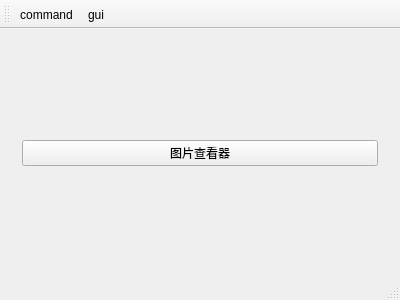
Before: the Qt Designer form little-beaver-tool-collection/mainwindow.ui in likeNESCAFEandJAVA/little-beaver-tool-collection, drawn with Qt 5.
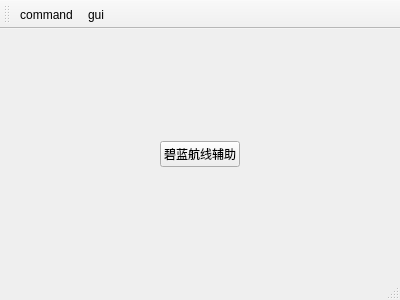
After: the same form once the commit is applied. The open tabs and pages were chosen to show the change.

Patch:
```diff
--- a/little-beaver-tool-collection/mainwindow.ui
+++ b/little-beaver-tool-collection/mainwindow.ui
@@ -35,13 +35,69 @@
        </layout>
       </widget>
       <widget class="QWidget" name="page_2">
-       <layout class="QVBoxLayout" name="verticalLayout_3">
+       <layout class="QHBoxLayout" name="horizontalLayout">
         <item>
-         <widget class="QPushButton" name="pushButton">
-          <property name="text">
-           <string>图片查看器</string>
+         <spacer name="horizontalSpacer_2">
+          <property name="orientation">
+           <enum>Qt::Horizontal</enum>
           </property>
-         </widget>
+          <property name="sizeHint" stdset="0">
+           <size>
+            <width>132</width>
+            <height>20</height>
+           </size>
+          </property>
+         </spacer>
+        </item>
+        <item>
+         <layout class="QVBoxLayout" name="verticalLayout_3">
+          <item>
+           <spacer name="verticalSpacer">
+            <property name="orientation">
+             <enum>Qt::Vertical</enum>
+            </property>
+            <property name="sizeHint" stdset="0">
+             <size>
+              <width>20</width>
+              <height>40</height>
+             </size>
+            </property>
+           </spacer>
+          </item>
+          <item>
+           <widget class="QPushButton" name="pushButton">
+            <property name="text">
+             <string>碧蓝航线辅助</string>
+            </property>
+           </widget>
+          </item>
+          <item>
+           <spacer name="verticalSpacer_2">
+            <property name="orientation">
+             <enum>Qt::Vertical</enum>
+            </property>
+            <property name="sizeHint" stdset="0">
+             <size>
+              <width>20</width>
+              <height>40</height>
+             </size>
+            </property>
+           </spacer>
+          </item>
+         </layout>
+        </item>
+        <item>
+         <spacer name="horizontalSpacer">
+          <property name="orientation">
+           <enum>Qt::Horizontal</enum>
+          </property>
+          <property name="sizeHint" stdset="0">
+           <size>
+            <width>40</width>
+            <height>20</height>
+           </size>
+          </property>
+         </spacer>
         </item>
        </layout>
       </widget>
```
Left out of the diff: 2 changed lines with no effect on the pictures.
